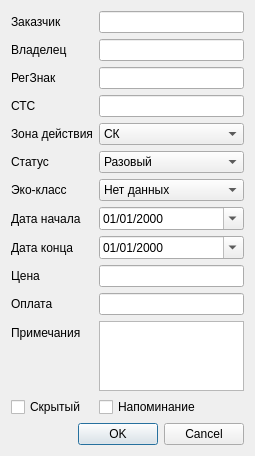
First picture: the form in ui/widgets/edit_item.ui, repository Day0Dreamer/CarCheck, before the edit.
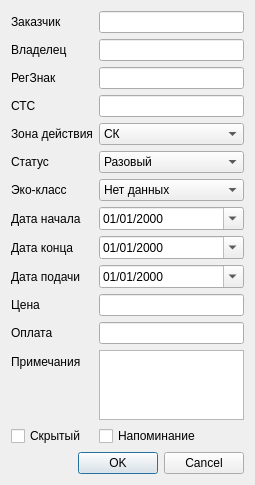
Second picture: the form after the edit.

Diff of the .ui file:
```diff
--- a/ui/widgets/edit_item.ui
+++ b/ui/widgets/edit_item.ui
@@ -7,7 +7,7 @@
     <x>0</x>
     <y>0</y>
     <width>255</width>
-    <height>439</height>
+    <height>459</height>
    </rect>
   </property>
   <property name="windowTitle">
@@ -187,13 +187,6 @@
      </property>
     </widget>
    </item>
-   <item row="9" column="0">
-    <widget class="QLabel" name="label_date_end">
-     <property name="text">
-      <string>Дата конца</string>
-     </property>
-    </widget>
-   </item>
    <item row="9" column="1">
     <widget class="QDateEdit" name="date_end">
      <property name="currentSection">
@@ -207,57 +200,84 @@
      </property>
     </widget>
    </item>
-   <item row="10" column="0">
+   <item row="11" column="0">
     <widget class="QLabel" name="label_price">
      <property name="text">
       <string>Цена</string>
      </property>
     </widget>
    </item>
-   <item row="10" column="1">
+   <item row="11" column="1">
     <widget class="QLineEdit" name="line_price"/>
    </item>
-   <item row="11" column="0">
+   <item row="12" column="0">
     <widget class="QLabel" name="label_payment">
      <property name="text">
       <string>Оплата</string>
      </property>
     </widget>
    </item>
-   <item row="11" column="1">
+   <item row="12" column="1">
     <widget class="QLineEdit" name="line_payment"/>
    </item>
-   <item row="12" column="0">
+   <item row="13" column="0">
     <widget class="QLabel" name="label_description">
      <property name="text">
       <string>Примечания</string>
      </property>
     </widget>
    </item>
-   <item row="12" column="1">
+   <item row="13" column="1">
     <widget class="QPlainTextEdit" name="plain_description"/>
    </item>
-   <item row="13" column="0">
+   <item row="14" column="0">
     <widget class="QCheckBox" name="check_hidden">
      <property name="text">
       <string>Скрытый</string>
      </property>
     </widget>
    </item>
-   <item row="13" column="1">
+   <item row="14" column="1">
     <widget class="QCheckBox" name="check_silenced">
      <property name="text">
       <string>Напоминание</string>
      </property>
     </widget>
    </item>
-   <item row="14" column="0" colspan="2">
+   <item row="15" column="0" colspan="2">
     <widget class="QDialogButtonBox" name="buttonBox">
      <property name="standardButtons">
       <set>QDialogButtonBox::Cancel|QDialogButtonBox::Ok</set>
      </property>
     </widget>
    </item>
+   <item row="9" column="0">
+    <widget class="QLabel" name="label_date_end">
+     <property name="text">
+      <string>Дата конца</string>
+     </property>
+    </widget>
+   </item>
+   <item row="10" column="0">
+    <widget class="QLabel" name="label_date_docs">
+     <property name="text">
+      <string>Дата подачи</string>
+     </property>
+    </widget>
+   </item>
+   <item row="10" column="1">
+    <widget class="QDateEdit" name="date_docs">
+     <property name="currentSection">
+      <enum>QDateTimeEdit::DaySection</enum>
+     </property>
+     <property name="displayFormat">
+      <string>dd/MM/yyyy</string>
+     </property>
+     <property name="calendarPopup">
+      <bool>true</bool>
+     </property>
+    </widget>
+   </item>
   </layout>
  </widget>
  <tabstops>
```
